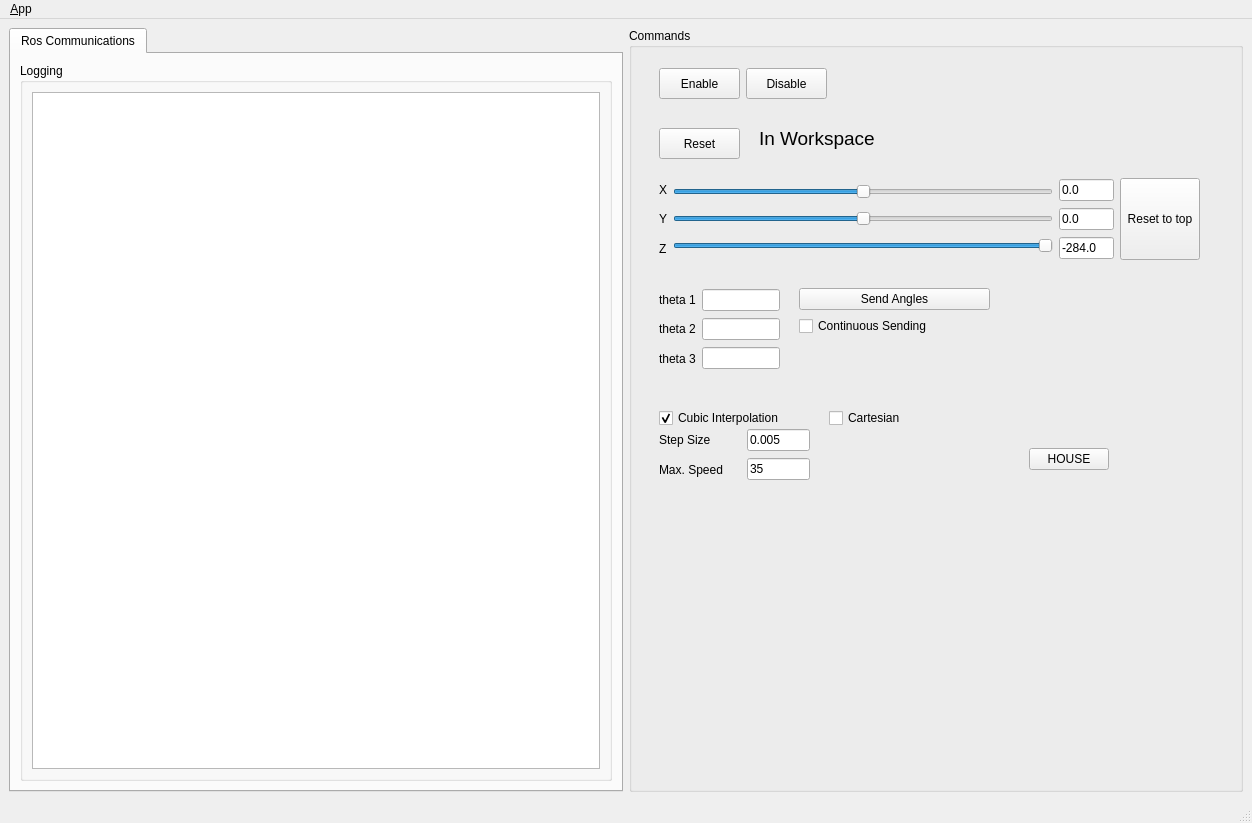
Qt form delta_qtgui/ui/main_window.ui (MarvinStuede/delta) before a commit.
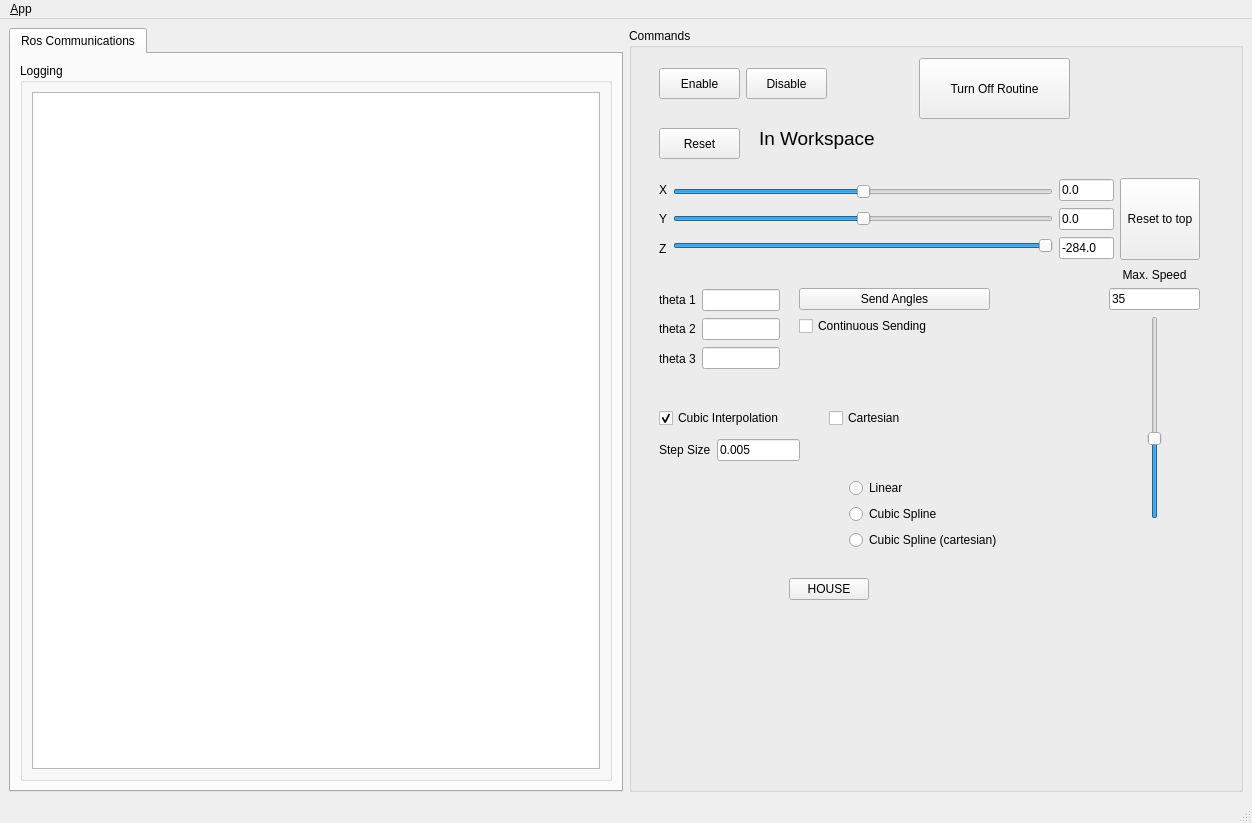
The same form after that commit. Icons and pictures are not drawn.

```diff
--- a/delta_qtgui/ui/main_window.ui
+++ b/delta_qtgui/ui/main_window.ui
@@ -222,90 +222,6 @@
         <bool>true</bool>
        </property>
       </widget>
-      <widget class="QWidget" name="layoutWidget">
-       <property name="geometry">
-        <rect>
-         <x>30</x>
-         <y>400</y>
-         <width>151</width>
-         <height>54</height>
-        </rect>
-       </property>
-       <layout class="QHBoxLayout" name="horizontalLayout_3">
-        <item>
-         <layout class="QVBoxLayout" name="verticalLayout_9">
-          <item>
-           <widget class="QLabel" name="label_4">
-            <property name="sizePolicy">
-             <sizepolicy hsizetype="Ignored" vsizetype="Preferred">
-              <horstretch>0</horstretch>
-              <verstretch>0</verstretch>
-             </sizepolicy>
-            </property>
-            <property name="text">
-             <string>Step Size</string>
-            </property>
-           </widget>
-          </item>
-          <item>
-           <widget class="QLabel" name="label_5">
-            <property name="sizePolicy">
-             <sizepolicy hsizetype="Ignored" vsizetype="Preferred">
-              <horstretch>0</horstretch>
-              <verstretch>0</verstretch>
-             </sizepolicy>
-            </property>
-            <property name="minimumSize">
-             <size>
-              <width>82</width>
-              <height>0</height>
-             </size>
-            </property>
-            <property name="text">
-             <string>Max. Speed</string>
-            </property>
-           </widget>
-          </item>
-         </layout>
-        </item>
-        <item>
-         <layout class="QVBoxLayout" name="verticalLayout_8">
-          <item>
-           <widget class="QLineEdit" name="stepsizeEd">
-            <property name="sizePolicy">
-             <sizepolicy hsizetype="Expanding" vsizetype="Fixed">
-              <horstretch>0</horstretch>
-              <verstretch>0</verstretch>
-             </sizepolicy>
-            </property>
-            <property name="text">
-             <string>0.005</string>
-            </property>
-            <property name="readOnly">
-             <bool>false</bool>
-            </property>
-           </widget>
-          </item>
-          <item>
-           <widget class="QLineEdit" name="durEd">
-            <property name="sizePolicy">
-             <sizepolicy hsizetype="Expanding" vsizetype="Fixed">
-              <horstretch>0</horstretch>
-              <verstretch>0</verstretch>
-             </sizepolicy>
-            </property>
-            <property name="text">
-             <string>35</string>
-            </property>
-            <property name="readOnly">
-             <bool>false</bool>
-            </property>
-           </widget>
-          </item>
-         </layout>
-        </item>
-       </layout>
-      </widget>
       <widget class="QWidget" name="layoutWidget">
        <property name="geometry">
         <rect>
@@ -565,8 +481,8 @@
       <widget class="QPushButton" name="houseButton">
        <property name="geometry">
         <rect>
-         <x>400</x>
-         <y>420</y>
+         <x>160</x>
+         <y>550</y>
          <width>80</width>
          <height>22</height>
         </rect>
@@ -575,7 +491,204 @@
         <string>HOUSE</string>
        </property>
       </widget>
-      <zorder>layoutWidget</zorder>
+      <widget class="QPushButton" name="pushButton">
+       <property name="geometry">
+        <rect>
+         <x>290</x>
+         <y>30</y>
+         <width>151</width>
+         <height>61</height>
+        </rect>
+       </property>
+       <property name="text">
+        <string>Turn Off Routine</string>
+       </property>
+       <property name="autoDefault">
+        <bool>false</bool>
+       </property>
+       <property name="default">
+        <bool>false</bool>
+       </property>
+       <property name="flat">
+        <bool>false</bool>
+       </property>
+      </widget>
+      <widget class="QWidget" name="">
+       <property name="geometry">
+        <rect>
+         <x>30</x>
+         <y>410</y>
+         <width>141</width>
+         <height>24</height>
+        </rect>
+       </property>
+       <layout class="QHBoxLayout" name="horizontalLayout_3">
+        <item>
+         <widget class="QLabel" name="label_4">
+          <property name="sizePolicy">
+           <sizepolicy hsizetype="Expanding" vsizetype="Preferred">
+            <horstretch>0</horstretch>
+            <verstretch>0</verstretch>
+           </sizepolicy>
+          </property>
+          <property name="text">
+           <string>Step Size</string>
+          </property>
+         </widget>
+        </item>
+        <item>
+         <widget class="QLineEdit" name="stepsizeEd">
+          <property name="sizePolicy">
+           <sizepolicy hsizetype="Expanding" vsizetype="Fixed">
+            <horstretch>0</horstretch>
+            <verstretch>0</verstretch>
+           </sizepolicy>
+          </property>
+          <property name="text">
+           <string>0.005</string>
+          </property>
+          <property name="readOnly">
+           <bool>false</bool>
+          </property>
+         </widget>
+        </item>
+       </layout>
+      </widget>
+      <widget class="QWidget" name="">
+       <property name="geometry">
+        <rect>
+         <x>390</x>
+         <y>670</y>
+         <width>101</width>
+         <height>44</height>
+        </rect>
+       </property>
+       <layout class="QVBoxLayout" name="verticalLayout_6"/>
+      </widget>
+      <widget class="QWidget" name="">
+       <property name="geometry">
+        <rect>
+         <x>480</x>
+         <y>240</y>
+         <width>91</width>
+         <height>251</height>
+        </rect>
+       </property>
+       <layout class="QVBoxLayout" name="verticalLayout_9">
+        <item>
+         <layout class="QVBoxLayout" name="verticalLayout_8">
+          <item>
+           <widget class="QLabel" name="label_5">
+            <property name="sizePolicy">
+             <sizepolicy hsizetype="Ignored" vsizetype="Preferred">
+              <horstretch>0</horstretch>
+              <verstretch>0</verstretch>
+             </sizepolicy>
+            </property>
+            <property name="minimumSize">
+             <size>
+              <width>82</width>
+              <height>0</height>
+             </size>
+            </property>
+            <property name="layoutDirection">
+             <enum>Qt::LeftToRight</enum>
+            </property>
+            <property name="text">
+             <string>Max. Speed</string>
+            </property>
+            <property name="alignment">
+             <set>Qt::AlignCenter</set>
+            </property>
+           </widget>
+          </item>
+          <item>
+           <widget class="QLineEdit" name="speedBox">
+            <property name="sizePolicy">
+             <sizepolicy hsizetype="Expanding" vsizetype="Fixed">
+              <horstretch>0</horstretch>
+              <verstretch>0</verstretch>
+             </sizepolicy>
+            </property>
+            <property name="text">
+             <string>35</string>
+            </property>
+            <property name="readOnly">
+             <bool>false</bool>
+            </property>
+           </widget>
+          </item>
+         </layout>
+        </item>
+        <item>
+         <widget class="QSlider" name="speedSlider">
+          <property name="sizePolicy">
+           <sizepolicy hsizetype="Expanding" vsizetype="Expanding">
+            <horstretch>0</horstretch>
+            <verstretch>0</verstretch>
+           </sizepolicy>
+          </property>
+          <property name="maximum">
+           <number>90</number>
+          </property>
+          <property name="value">
+           <number>35</number>
+          </property>
+          <property name="orientation">
+           <enum>Qt::Vertical</enum>
+          </property>
+         </widget>
+        </item>
+       </layout>
+      </widget>
+      <widget class="QWidget" name="">
+       <property name="geometry">
+        <rect>
+         <x>220</x>
+         <y>450</y>
+         <width>191</width>
+         <height>74</height>
+        </rect>
+       </property>
+       <layout class="QVBoxLayout" name="verticalLayout_11">
+        <item>
+         <widget class="QRadioButton" name="radioButton">
+          <property name="text">
+           <string>Linear </string>
+          </property>
+          <attribute name="buttonGroup">
+           <string notr="true">buttonGroup</string>
+          </attribute>
+         </widget>
+        </item>
+        <item>
+         <widget class="QRadioButton" name="radioButton_2">
+          <property name="text">
+           <string>Cubic Spline</string>
+          </property>
+          <attribute name="buttonGroup">
+           <string notr="true">buttonGroup</string>
+          </attribute>
+         </widget>
+        </item>
+        <item>
+         <widget class="QRadioButton" name="radioButton_3">
+          <property name="sizePolicy">
+           <sizepolicy hsizetype="Minimum" vsizetype="Fixed">
+            <horstretch>0</horstretch>
+            <verstretch>0</verstretch>
+           </sizepolicy>
+          </property>
+          <property name="text">
+           <string>Cubic Spline (cartesian)</string>
+          </property>
+          <attribute name="buttonGroup">
+           <string notr="true">buttonGroup</string>
+          </attribute>
+         </widget>
+        </item>
+       </layout>
+      </widget>
       <zorder>layoutWidget</zorder>
       <zorder>layoutWidget</zorder>
       <zorder>cubicCheck</zorder>
```
Left out of the diff: 14 changed lines with no effect on the pictures.
